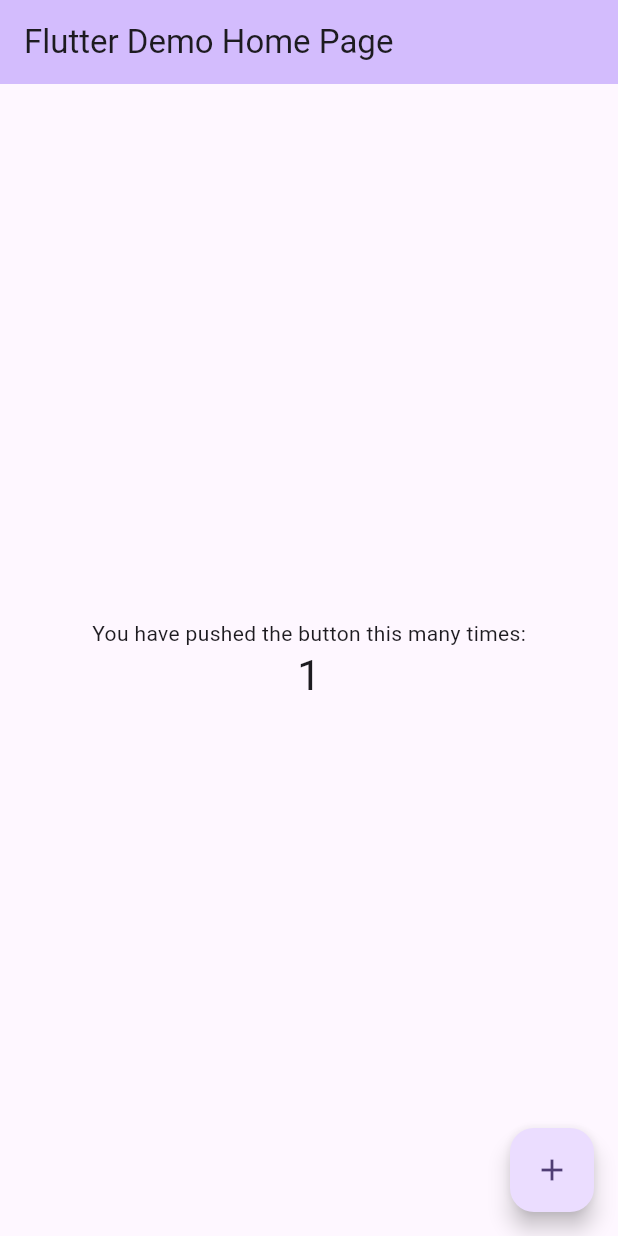
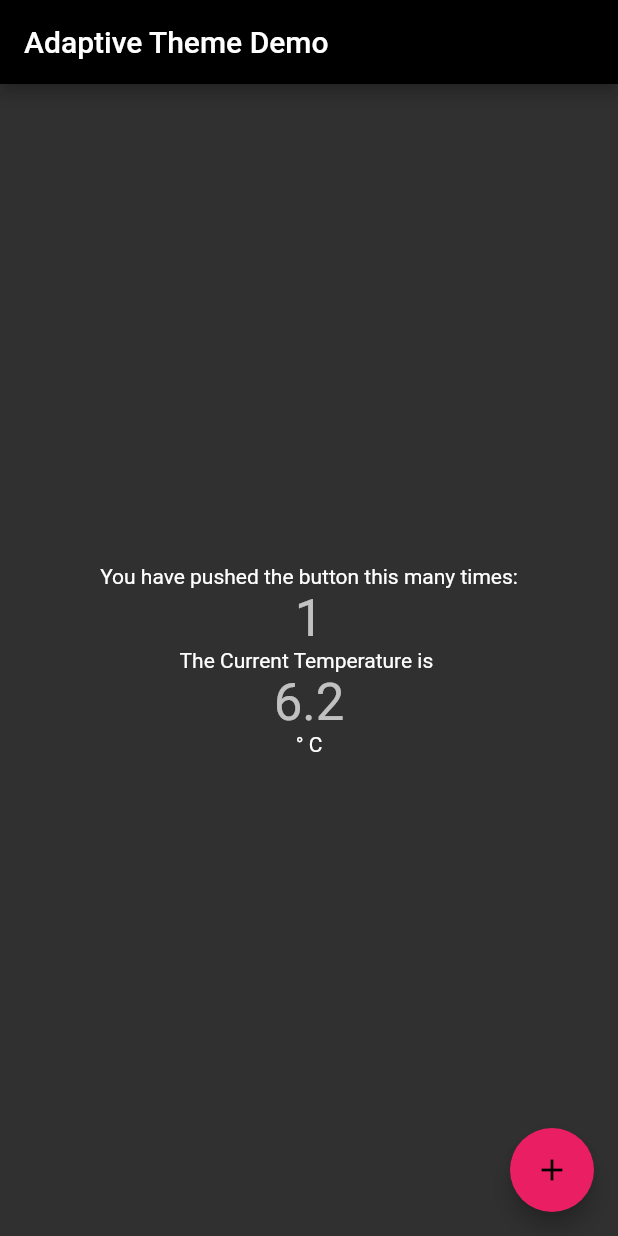
Before and after one commit to ChristopherLeidich/D20Weather, a Flutter app: the screen it shows after launch, after a tap on the "add" icon, on a phone screen of 412 x 824 dp. Run offline on Flutter 3.47's test engine with Material 2 defaults, Android fonts, the phone set to English and light mode, and no system bars.

Commit message:
Dark Mode Added

```diff
--- a/lib/main.dart
+++ b/lib/main.dart
@@ -1,4 +1,10 @@
+//import 'package:adaptive_theme/adaptive_theme.dart';
+import 'package:fantasy_weather_app/themes.dart';
 import 'package:flutter/material.dart';
+//import 'package:carousel_slider/carousel_slider.dart';
+//import 'package:flutter/services.dart';
+//import 'package:google_fonts/google_fonts.dart';
+
 import 'dart:math';
 
 void main() {
@@ -8,34 +14,17 @@ void main() {
 class MyApp extends StatelessWidget {
   const MyApp({super.key});
 
+
   // This widget is the root of your application.
   @override
-  Widget build(BuildContext context) {
-    return MaterialApp(
-      debugShowCheckedModeBanner: false,
-      title: 'Flutter Demo',
-      theme: ThemeData(
-        // This is the theme of your application.
-        //
-        // TRY THIS: Try running your application with "flutter run". You'll see
-        // the application has a blue toolbar. Then, without quitting the app,
-        // try changing the seedColor in the colorScheme below to Colors.green
-        // and then invoke "hot reload" (save your changes or press the "hot
-        // reload" button in a Flutter-supported IDE, or press "r" if you used
-        // the command line to start the app).
-        //
-        // Notice that the counter didn't reset back to zero; the application
-        // state is not lost during the reload. To reset the state, use hot
-        // restart instead.
-        //
-        // This works for code too, not just values: Most code changes can be
-        // tested with just a hot reload.
-        colorScheme: ColorScheme.fromSeed(seedColor: Colors.deepPurple),
-        useMaterial3: true,
-      ),
-      home: const MyHomePage(title: 'Flutter Demo Home Page'),
+  Widget build(BuildContext context)  => MaterialApp(
+        debugShowCheckedModeBanner: false,
+        title: 'Flutter Demo',
+        theme: ThemeClass.darkTheme,
+        darkTheme: ThemeClass.darkTheme,
+        themeMode: ThemeMode.system,
+        home: const MyHomePage(title: 'Adaptive Theme Demo',),
     );
-  }
 }
 
 class MyHomePage extends StatefulWidget {
@@ -58,6 +47,8 @@ class MyHomePage extends StatefulWidget {
 
 class _MyHomePageState extends State<MyHomePage> {
   int _counter = 0;
+  double _doubleValue = 0.0;
+  String _printableValue = '';
 
   void _incrementCounter() {
     setState(() {
@@ -68,7 +59,8 @@ class _MyHomePageState extends State<MyHomePage> {
       // called again, and so nothing would appear to happen.
       _counter++;
       //external factory Random([int? seed]);
-      var doubleValue = Random().nextDouble();
+      _doubleValue = Random().nextDouble() * 56;
+      _printableValue = _doubleValue.toStringAsFixed(1);
     });
   }
 
@@ -82,12 +74,7 @@ class _MyHomePageState extends State<MyHomePage> {
     // than having to individually change instances of widgets.
     return Scaffold(
       appBar: AppBar(
-        // TRY THIS: Try changing the color here to a specific color (to
-        // Colors.amber, perhaps?) and trigger a hot reload to see the AppBar
-        // change color while the other colors stay the same.
         backgroundColor: Theme.of(context).colorScheme.inversePrimary,
-        // Here we take the value from the MyHomePage object that was created by
-        // the App.build method, and use it to set our appbar title.
         title: Text(widget.title),
       ),
       body: Center(
@@ -116,6 +103,16 @@ class _MyHomePageState extends State<MyHomePage> {
               '$_counter',
               style: Theme.of(context).textTheme.headlineMedium,
             ),
+            const Text(
+              'The Current Temperature is '
+            ),
+            Text(
+              _printableValue,
+              style: Theme.of(context).textTheme.headlineMedium,
+            ),
+            const Text(
+              '° C'
+            )
           ],
         ),
       ),
--- /dev/null
+++ b/lib/themes.dart
@@ -0,0 +1,40 @@
+
+import 'package:flutter/material.dart';
+
+// class ThemeProvider extends ChangeNotifier{
+//   ThemeMode themeMode = ThemeMode.dark;
+//
+//   bool get isDarkMode => themeMode == ThemeMode.dark;
+//
+//   void toggleTheme(bool isOn){
+//     themeMode = isOn ? ThemeMode.dark : ThemeMode.light;
+//     notifyListeners();
+//   }
+// }
+
+class ThemeClass{
+  Color lightPrimaryColor = const Color(0xFFDF0054);
+  Color darkPrimaryColor = const Color(0xFF480032);
+  Color secondaryColor = const Color(0xFFFF8B6A);
+  Color accentColor = const Color(0xFFFFD2BB);
+
+  static ThemeData lightTheme = ThemeData(
+    primaryColor: ThemeData.light().scaffoldBackgroundColor,
+    floatingActionButtonTheme: const FloatingActionButtonThemeData(backgroundColor: Colors.blue),
+    colorScheme: const ColorScheme.light().copyWith(
+      primary: _themeClass.lightPrimaryColor,
+      secondary: _themeClass.secondaryColor
+    ),
+  );
+
+  static ThemeData darkTheme = ThemeData(
+    primaryColor: ThemeData.dark().scaffoldBackgroundColor,
+    floatingActionButtonTheme: const FloatingActionButtonThemeData(backgroundColor: Colors.pink),
+    colorScheme: const ColorScheme.dark().copyWith(
+        primary: _themeClass.darkPrimaryColor,
+        secondary: _themeClass.secondaryColor
+    ),
+  );
+}
+
+ThemeClass _themeClass = ThemeClass();
--- a/pubspec.yaml
+++ b/pubspec.yaml
@@ -28,6 +28,12 @@ environment:
 # the latest version available on pub.dev. To see which dependencies have newer
 # versions available, run `flutter pub outdated`.
 dependencies:
+  google_fonts: ^6.1.0
+  theme_provider: ^0.6.0
+  adaptive_theme: ^3.4.1
+  adaptive_theme_fluent_ui: ^1.2.0
+  carousel_slider: ^4.2.1
+  provider: ^6.0.5
   flutter:
     sdk: flutter
 
```
Also changed, not shown: pubspec.lock, 1 other file.
